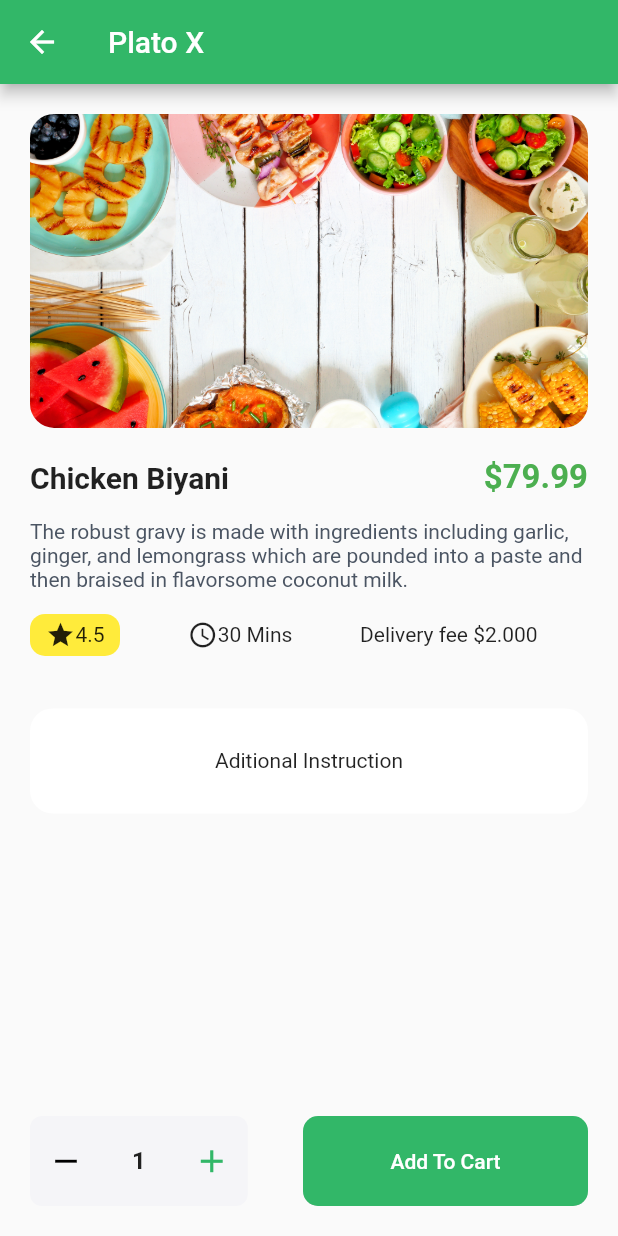
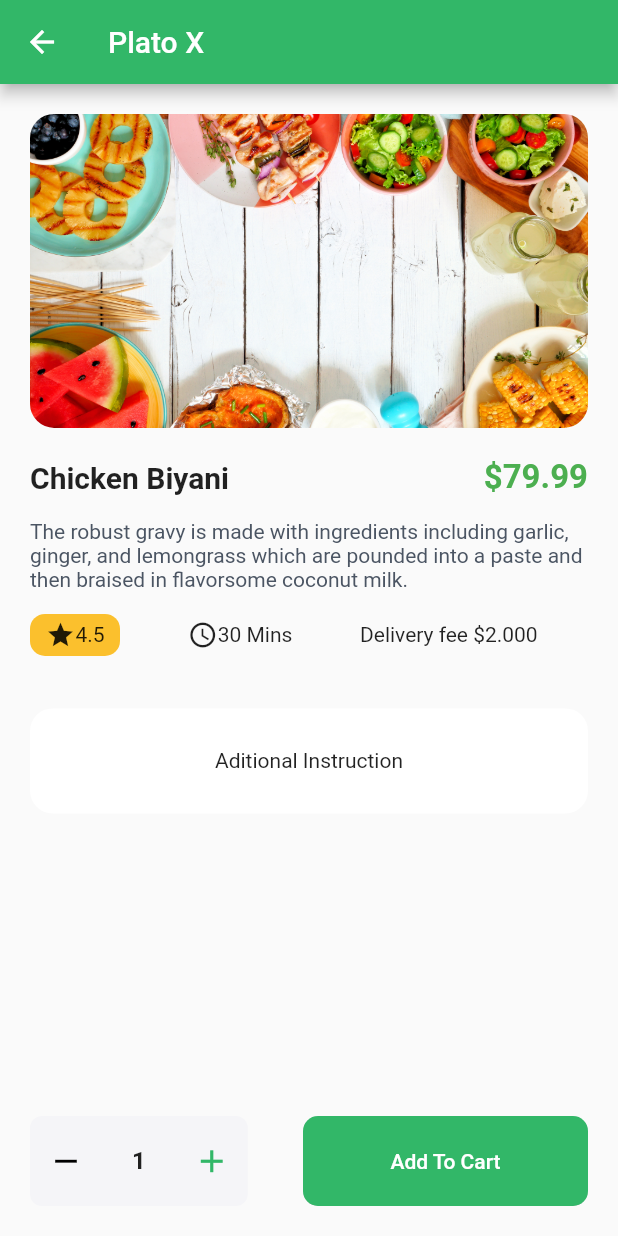
Before and after one commit to christiandionisio/pedidos-app, a Flutter app: the DishPage screen opened by its route, on a phone screen of 412 x 824 dp. Run offline on Flutter 3.47's test engine with Material 2 defaults, Android fonts, the phone set to English and light mode, and no system bars; our stand-ins replace introduction_screen.

Commit message:
Cambio color dish page rate

```diff
--- a/lib/main.dart
+++ b/lib/main.dart
@@ -30,7 +30,7 @@ class MyApp extends StatelessWidget {
       child: MaterialApp(
         debugShowCheckedModeBanner: false,
         title: 'Pedidos App',
-        initialRoute: 'home_screen',
+        initialRoute: 'onboarding_screen',
         routes: {
           'onboarding_screen': (_) => OnboardingPage(),
           'registration_screen': (_) => RegistrationPage(),
--- a/lib/pages/dish_page.dart
+++ b/lib/pages/dish_page.dart
@@ -213,7 +213,7 @@ class _AditionalDescriptionContainer extends StatelessWidget {
       padding: const EdgeInsets.symmetric(vertical: 4),
       decoration: BoxDecoration(
         borderRadius: BorderRadius.circular(10),
-        color: Colors.yellow,
+        color: Colors.yellow[700],
       ),
       child: Row(
         mainAxisAlignment: MainAxisAlignment.center,
```
